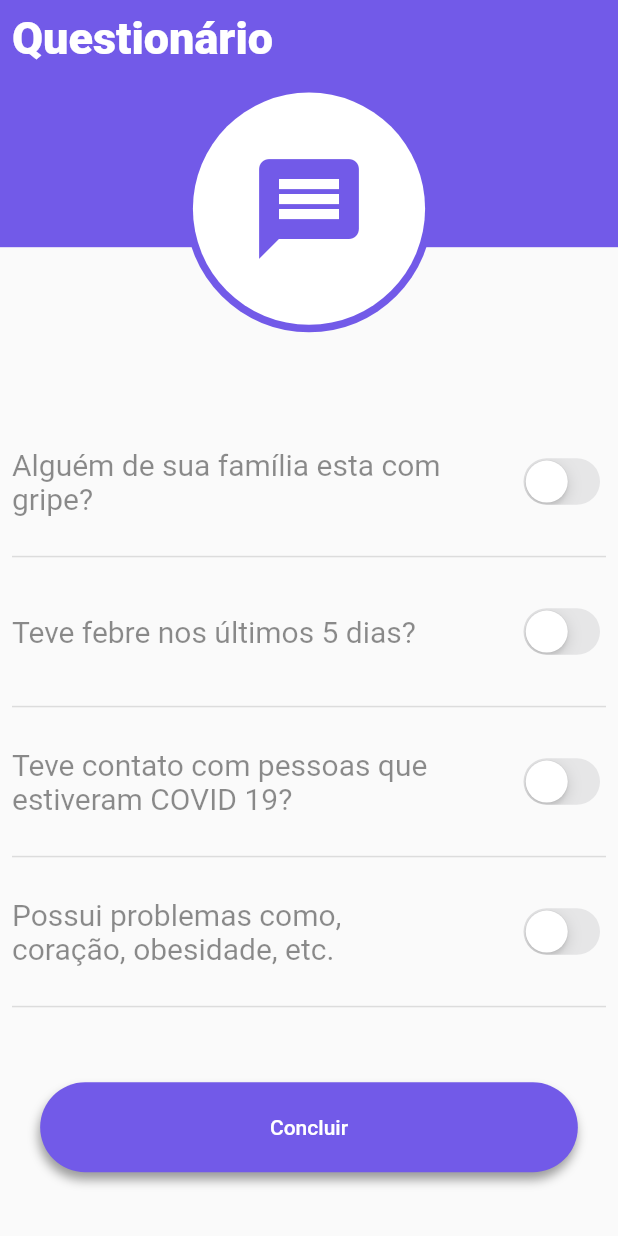
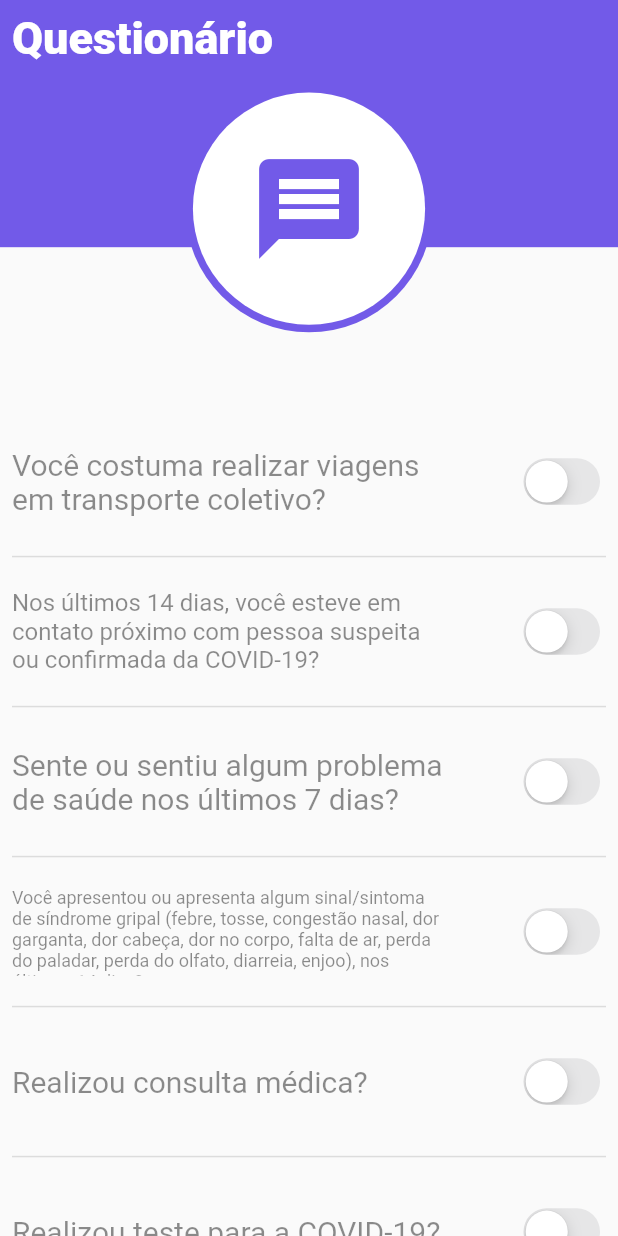
Before and after one commit to gurgueiavalley/smc_covid, a Flutter app: the screen it shows after launch, on a phone screen of 412 x 824 dp. Run offline on Flutter 3.47's test engine with Material 2 defaults, Android fonts, the phone set to English and light mode, and no system bars; drawn by our look-alikes of auto_size_text; our stand-ins replace carousel_slider, firebase_auth, flutter_vector_icons, geolocator, google_maps_flutter, google_sign_in and 2 more; missing offline and left inert: hasura_connect; accounts and stored records are empty.

Commit message:
Tela Questionario e logica

```diff
--- a/lib/screens/tela-questionario.dart
+++ b/lib/screens/tela-questionario.dart
@@ -1,9 +1,8 @@
 import 'package:flutter/cupertino.dart';
 import 'package:flutter/material.dart';
 import 'package:smccovid/components/item_pergunta.dart';
-
+import 'package:smccovid/models/pergunta.dart';
 import '../components/custom-botton.dart';
-import '../constants/constants.dart';
 import '../constants/constants.dart';
 import '../constants/constants.dart';
 
@@ -12,140 +11,142 @@ class Questionario extends StatefulWidget {
   _QuestionarioState createState() => _QuestionarioState();
 }
 
-
 var perguntasTeste = [
   {
-    'pergunta':'Alguém de sua família esta com gripe?',
-    'valor':false
+    'pergunta': 'Você costuma realizar viagens em transporte coletivo?',
+    'valor': false
   },
   {
-    'pergunta':'Teve febre nos últimos 5 dias?',
-    'valor':false
+    'pergunta':
+        'Nos últimos 14 dias, você esteve em contato próximo com pessoa suspeita ou confirmada da COVID-19?',
+    'valor': false
   },
   {
-    'pergunta':'Teve contato com pessoas que estiveram COVID 19?',
-    'valor':false
+    'pergunta': 'Sente ou sentiu algum problema de saúde nos últimos 7 dias?',
+    'valor': false
   },
   {
-    'pergunta':'Possui problemas como, coração, obesidade, etc. ',
-    'valor':false
+    'pergunta':
+        'Você apresentou ou apresenta algum sinal/sintoma de síndrome gripal (febre, tosse, congestão nasal, dor garganta, dor cabeça, dor no corpo, falta de ar, perda do paladar, perda do olfato, diarreia, enjoo), nos últimos 14 dias?',
+    'valor': false
   },
-
-
+  {'pergunta': 'Realizou consulta médica?', 'valor': false},
+  {'pergunta': 'Realizou teste para a COVID-19?', 'valor': false},
+  {
+    'pergunta':
+        'Você esteve ou está em isolamento social com monitoramento da equipe de saúde do seu município, ou internação hospitalar?',
+    'valor': false
+  },
+  {
+    'pergunta': 'Possui problemas como, coração, obesidade, etc. ',
+    'valor': true
+  },
 ];
-
-
-
-
-
-
+var lsb = [];
 
 class _QuestionarioState extends State<Questionario> {
   List _respostar = List();
 
+  @override
+  void initState() {
+    // TODO: implement initState
+    super.initState();
+    int taml = perguntasTeste.length;
+    for (var i = 0; i < taml; i++) {
+      lsb.add(false);
+    }
+    print(lsb);
+  }
 
   @override
   Widget build(BuildContext context) {
     return Scaffold(
-
       body: SingleChildScrollView(
         child: Stack(
           children: [
             Container(
               color: cor_base,
-            height: MediaQuery.of(context).size.width/2.5,
+              height: MediaQuery.of(context).size.width / 2.5,
             ),
-
             SafeArea(
               child: Padding(
                 padding: const EdgeInsets.all(8.0),
                 child: Column(
                   crossAxisAlignment: CrossAxisAlignment.stretch,
                   children: [
-
                     Row(
                       mainAxisAlignment: MainAxisAlignment.spaceBetween,
                       children: [
-                    Text('Questionário', style: TextStyle(fontWeight: FontWeight.w900, fontSize: 30, color: Colors.white),),
-
+                        Text(
+                          'Questionário',
+                          style: TextStyle(
+                              fontWeight: FontWeight.w900,
+                              fontSize: 30,
+                              color: Colors.white),
+                        ),
                       ],
                     ),
-
                     Center(
                       child: Container(
-                    margin: EdgeInsets.only(top: MediaQuery.of(context).size.width/30),
-                    height: MediaQuery.of(context).size.width/2.5,
-                    width: MediaQuery.of(context).size.width/2.5,
+                        margin: EdgeInsets.only(
+                            top: MediaQuery.of(context).size.width / 30),
+                        height: MediaQuery.of(context).size.width / 2.5,
+                        width: MediaQuery.of(context).size.width / 2.5,
                         decoration: BoxDecoration(
-                      color: cor_base,
-                      shape: BoxShape.circle
-                    ),
-
-
+                            color: cor_base, shape: BoxShape.circle),
                         child: Container(
                           padding: EdgeInsets.all(20),
                           margin: EdgeInsets.all(5),
                           decoration: BoxDecoration(
-                      color: Colors.white,
-                      shape: BoxShape.circle
-                    ),
-                    child: Icon(Icons.message, size: 80, color: cor_base,),
-
-
-
-
-                  ),
-
-
-
-
-
-
-
+                              color: Colors.white, shape: BoxShape.circle),
+                          child: Icon(
+                            Icons.message,
+                            size: 80,
+                            color: cor_base,
                           ),
                         ),
-                SizedBox(height: 50,),
-
-
-                for (var item in perguntasTeste)
+                      ),
+                    ),
+                    SizedBox(
+                      height: 50,
+                    ),
+                    for (int i = 0; i < perguntasTeste.length; i++)
                       ItemPergunta(
-                  pergunta: item['pergunta'],
-                  valor: _respostar.contains(item),
-                  onPressed: (){
-                    if (_respostar.contains(item)) {
-                      _respostar.remove(item);
+                        pergunta: perguntasTeste[i]['pergunta'],
+                        valor: perguntasTeste[i]['valor'],
+                        onPressed: () {
+                          if (perguntasTeste[i]['valor']) {
+                            perguntasTeste[i]['valor'] = false;
                           } else {
-                      _respostar.add(item);
+                            perguntasTeste[i]['valor'] = true;
                           }
-
-                    setState(() {
-
-                    });
+                          setState(() {});
                         },
                       ),
-
-
-                SizedBox(height: 50,),
+                    SizedBox(
+                      height: 50,
+                    ),
                     CustomButton(
                       color: cor_base,
                       cor_indicador: Colors.white,
-                  title: Text('Concluir', style: TextStyle(color: Colors.white),),
-                  onPressed: (){
-
+                      title: Text(
+                        'Concluir',
+                        style: TextStyle(color: Colors.white),
+                      ),
+                      onPressed: () {
+                        print('aqui');
+                        print(lsb);
+                        print('aqui');
+                        print(perguntasTeste);
                       },
                     ),
-                SizedBox(height: 50,),
-
-
-
-
-
+                    SizedBox(
+                      height: 50,
+                    ),
                   ],
                 ),
               ),
             )
-
-
           ],
         ),
       ),
```
Lines whose indentation alone changed are shown as unchanged.
